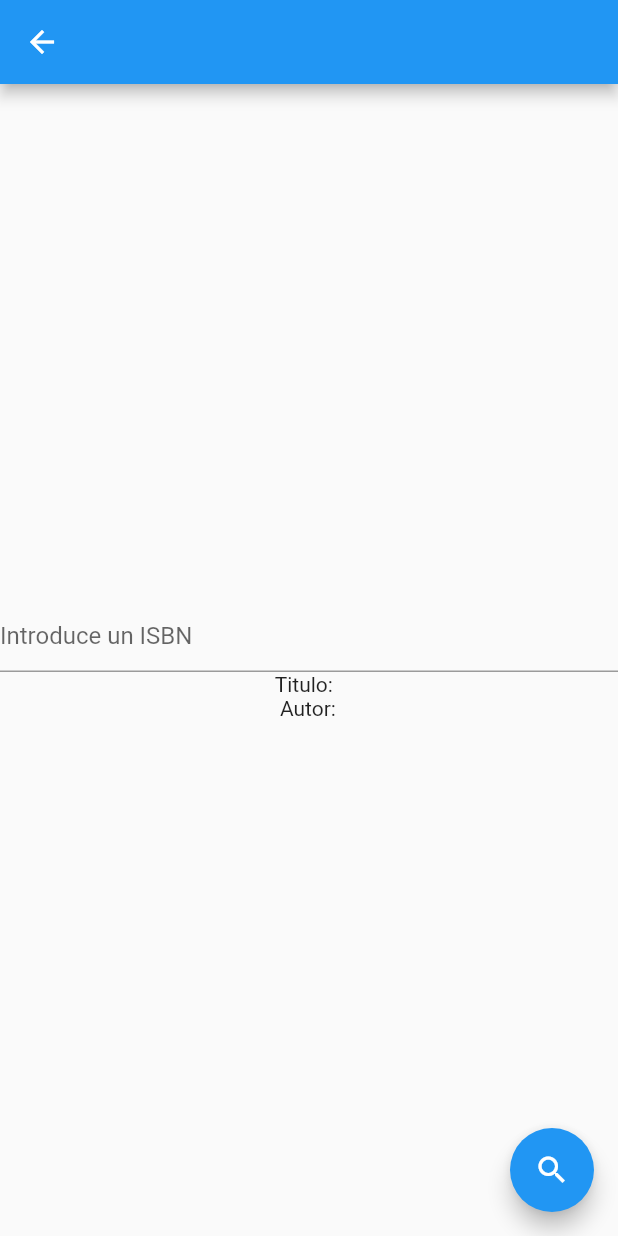
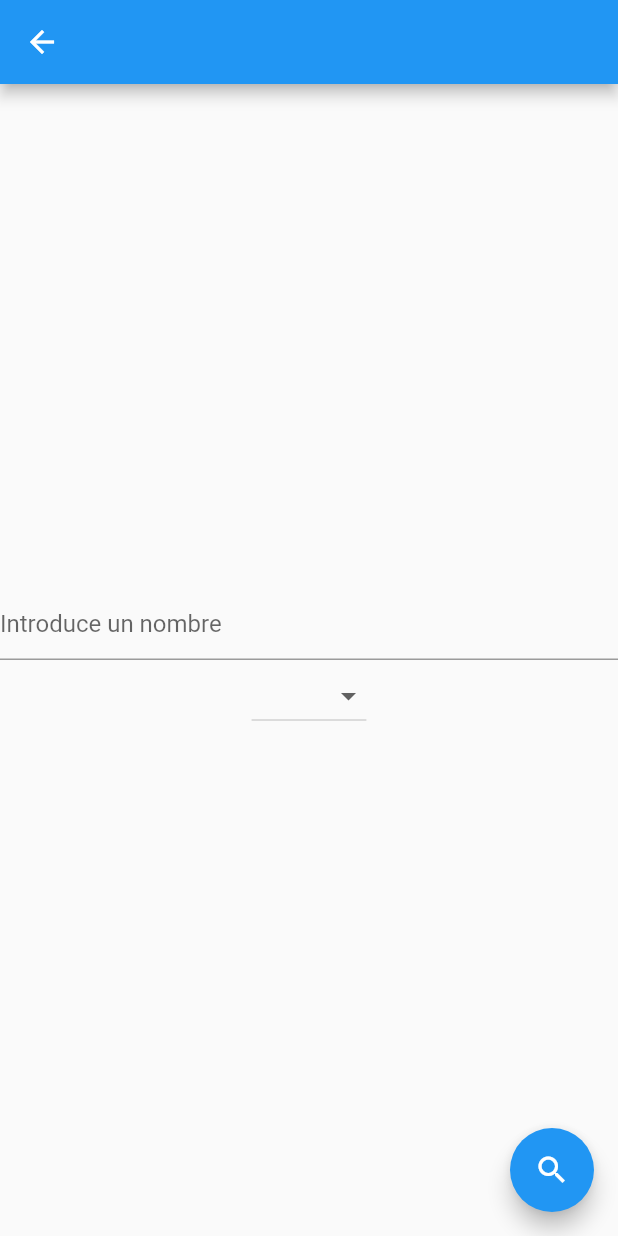
Before and after one commit to rafaguzmanval/preguntitas, a Flutter app: the Registro screen opened directly, on a phone screen of 412 x 824 dp. Run offline on Flutter 3.47's test engine with Material 2 defaults, Android fonts, the phone set to English and light mode, and no system bars; our stand-ins replace firebase_core; accounts and stored records are empty.

Commit message:
"Registro v2"

```diff
--- a/lib/registro.dart
+++ b/lib/registro.dart
@@ -8,8 +8,7 @@ class Registro extends StatefulWidget {
 class RegistroState extends State<Registro> {
   int _counter = 0;
   final controllerISBN = TextEditingController();
-  String titulo = '', autor = '';
-
+  List<String> items = <String>['Normal','Admin'];
   void _incrementCounter() {
     setState(() {
       _counter++;
@@ -38,12 +37,22 @@ class RegistroState extends State<Registro> {
             TextField(
               controller: controllerISBN,
               decoration: const InputDecoration(
-                  hintText: 'Introduce un ISBN'
+                  hintText: 'Introduce un nombre'
               ),
             ),
-            Text(
-              'Titulo: $titulo \n Autor: $autor',
-            )
+            DropdownButton<String>(
+                items: items.map<DropdownMenuItem<String>>((String value) {
+                    return DropdownMenuItem<String>(
+                    value: value,
+                    child: Text(value),
+                    );
+                    }).toList(),
+                onChanged: (String? value) {
+                    // This is called when the user selects an item.
+                    setState(() {
+                  });
+                }
+                ),
           ],
         ),
       ),
```
